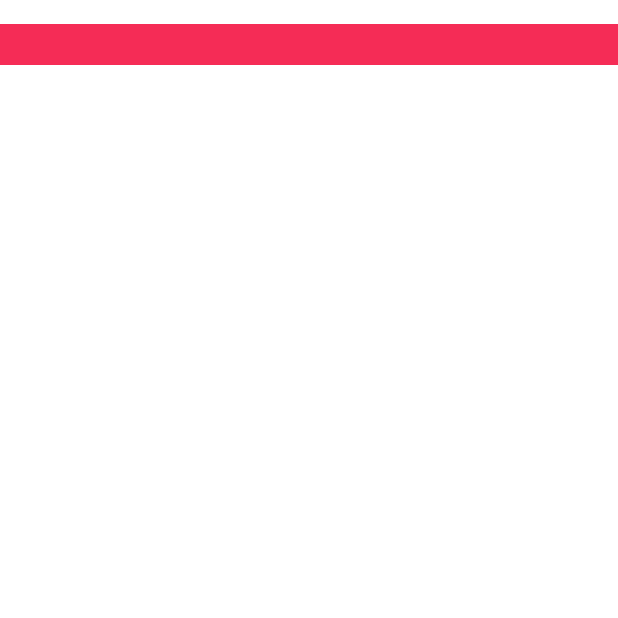
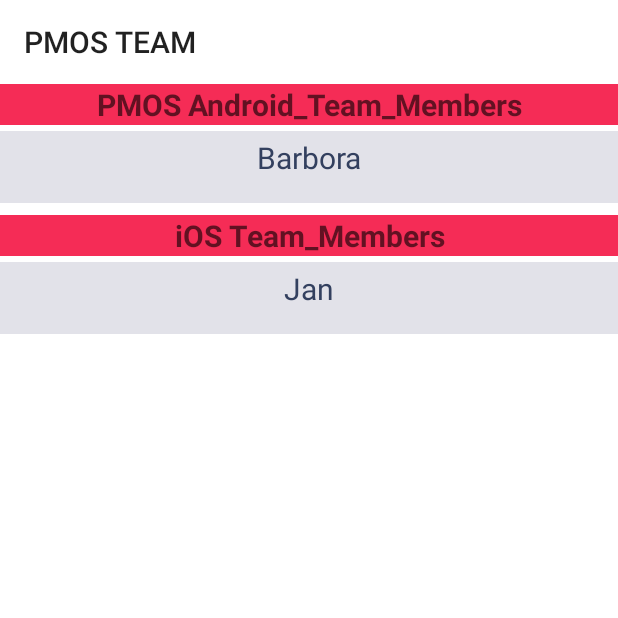
Before and after one commit to Luis-VB/fillMeApp, an Android app: the ThirdActivity screen opened directly, with no data from a screen before it, on a phone screen of 412 x 824 dp, the top half of it. Run offline under Robolectric (Android 15) with nearby library versions, the phone set to English and light mode, and no system bars.

Commit message:
Third Activity with RecyclerViws finished

```diff
--- a/app/src/main/AndroidManifest.xml
+++ b/app/src/main/AndroidManifest.xml
@@ -13,10 +13,10 @@
         tools:targetApi ="31">
         <activity
             android:name=".ThirdActivity"
-            android:exported="false" />
+            android:exported="true" />
         <activity
             android:name=".SecondActivity"
-            android:exported="false" />
+            android:exported="true" />
         <activity
             android:name=".MainActivity"
             android:exported="true">
--- a/app/src/main/java/com/example/fillmeapp/MainActivity.kt
+++ b/app/src/main/java/com/example/fillmeapp/MainActivity.kt
@@ -66,6 +66,7 @@ class MainActivity : AppCompatActivity() {
         binding.myButtonId4.setOnClickListener {
             val intent = Intent(this, ThirdActivity::class.java)
             intent.putExtra("data5","PMOS Android Team")
+            intent.putExtra("data6","PMOS iOS Team")
             startActivity(intent)
         }
     }
--- a/app/src/main/java/com/example/fillmeapp/ThirdActivity.kt
+++ b/app/src/main/java/com/example/fillmeapp/ThirdActivity.kt
@@ -1,10 +1,18 @@
 package com.example.fillmeapp
 
 import android.os.Bundle
+import android.view.LayoutInflater
+import android.view.View
+import android.view.ViewGroup
+import android.widget.AdapterView.OnItemClickListener
+import android.widget.HorizontalScrollView
+import android.widget.TextView
 import androidx.activity.enableEdgeToEdge
 import androidx.appcompat.app.AppCompatActivity
 import androidx.core.view.ViewCompat
 import androidx.core.view.WindowInsetsCompat
+import androidx.recyclerview.widget.LinearLayoutManager
+import androidx.recyclerview.widget.RecyclerView
 import com.example.fillmeapp.databinding.ActivitySecondBinding
 import com.example.fillmeapp.databinding.ActivityThirdBinding
 
@@ -12,17 +20,15 @@ import com.example.fillmeapp.databinding.ActivityThirdBinding
     2. Crear un RecyclerView con una lista de strings que contenga los nombres de los companeros de equipo
     3. Llegar a la 3a Activity desde la main con un boton que la lanze (Intent)
 * */
-class ThirdActivity: AppCompatActivity() {
+class ThirdActivity : AppCompatActivity() {
 
     lateinit var binding3: ActivityThirdBinding
     fun initViews() {
-
+        binding3.toolBar.title = "PMOS TEAM"
         binding3.txt31.text = intent.getStringExtra("data5")
+        binding3.txt32.text = intent.getStringExtra("data6")
     }
 
-//    fun printListOfTeamMembers(mutableList: MutableList<String>) {
-//        var androidTeamList = mutableListOf.suffle("Patricia")
-//    }
     override fun onCreate(savedInstanceState: Bundle?) {
         super.onCreate(savedInstanceState)
         binding3 = ActivityThirdBinding.inflate(layoutInflater)
@@ -34,5 +40,63 @@ class ThirdActivity: AppCompatActivity() {
             insets
         }
         initViews()
+        setRecyclerView1()
+        setRecyclerView2()
+
+    }
+
+    private fun setRecyclerView1() {
+        val recyclerView: RecyclerView = findViewById(R.id.recyclerView1)
+        val androidTeamList = mutableListOf(
+            "Patricia",
+            "Arina",
+            "Barbora",
+            "Attila",
+            "Lukas",
+            "Jiri",
+            "Tomas",
+            "Svyatoslav",
+            "Luis"
+        )
+        recyclerView.apply {
+            setHasFixedSize(true)
+            layoutManager = LinearLayoutManager(this@ThirdActivity)
+            adapter = ItemAdapter(androidTeamList.shuffled())
+        }
+    }
+
+    private fun setRecyclerView2() {
+        val recyclerView: RecyclerView = findViewById(R.id.recyclerView2)
+        val iOSTeamList = mutableListOf("Jan", "Helder", "Mohammed", "Myles", "Martin", "Jaime")
+        recyclerView.apply {
+            setHasFixedSize(true)
+            layoutManager = LinearLayoutManager(this@ThirdActivity)
+            adapter = ItemAdapter(iOSTeamList.shuffled())
+        }
+    }
+
+}
+
+class ItemAdapter(val dataSet: List<String>) : RecyclerView.Adapter<ItemAdapter.ItemViewHolder>() {
+    override fun onCreateViewHolder(parent: ViewGroup, viewType: Int): ItemViewHolder {
+        val view = LayoutInflater
+            .from(parent.context)
+            .inflate(R.layout.item_view, parent, false)
+        return ItemViewHolder(view)
+    }
+
+    override fun getItemCount(): Int {
+        return dataSet.size
+    }
+
+    override fun onBindViewHolder(holder: ItemViewHolder, position: Int) {
+        holder.bind(position)
+    }
+
+    inner class ItemViewHolder(view: View) : RecyclerView.ViewHolder(view) {
+        private val textValue: TextView = view.findViewById(R.id.txt_rv)
+        fun bind(position: Int) {
+            textValue.text = dataSet[position]
+        }
     }
 }
--- a/app/src/main/res/layout/activity_third.xml
+++ b/app/src/main/res/layout/activity_third.xml
@@ -7,20 +7,63 @@
     android:layout_height="match_parent"
     tools:context=".ThirdActivity">
 
+    <Toolbar
+        android:id="@+id/tool_bar"
+        android:layout_width="match_parent"
+        android:layout_height="wrap_content"
+        android:background="@color/white"
+        app:layout_constraintEnd_toEndOf="parent"
+        app:layout_constraintStart_toStartOf="parent"
+        app:layout_constraintTop_toTopOf="parent" />
+
     <TextView
         android:id="@+id/txt31"
         android:layout_width="match_parent"
         android:layout_height="wrap_content"
-        android:layout_marginTop="16dp"
-        android:text="@string/pmos_android_team_members"
+        android:background="@color/accent"
+        android:hint="PMOS Android_Team_Members"
+        android:textAlignment="center"
+        android:textAppearance="@color/primary"
         android:textColor="@color/primary"
         android:textSize="20sp"
         android:textStyle="bold"
+        app:layout_constraintEnd_toEndOf="parent"
+        app:layout_constraintHorizontal_bias="0.0"
+        app:layout_constraintStart_toStartOf="parent"
+        app:layout_constraintTop_toBottomOf="@+id/tool_bar" />
+
+    <androidx.recyclerview.widget.RecyclerView
+        android:id="@+id/recyclerView1"
+        android:layout_width="match_parent"
+        android:layout_height="48dp"
+        android:layout_marginTop="4dp"
+        android:background="@color/material_dynamic_neutral90"
+        app:layout_constraintTop_toBottomOf="@+id/txt31"
+        tools:layout_editor_absoluteX="16dp" />
+
+    <TextView
+        android:id="@+id/txt32"
+        android:layout_width="match_parent"
+        android:layout_height="wrap_content"
+        android:layout_marginTop="8dp"
+        android:background="@color/accent"
+        android:hint="iOS Team_Members"
         android:textAlignment="center"
         android:textAppearance="@color/primary"
-        android:background="@color/accent"
-        app:layout_constraintEnd_toEndOf="parent"
-        app:layout_constraintStart_toStartOf="parent"
-        app:layout_constraintTop_toTopOf="parent" />
+        android:textColor="@color/primary"
+        android:textSize="20sp"
+        android:textStyle="bold"
+        app:layout_constraintTop_toBottomOf="@+id/recyclerView1"
+        tools:layout_editor_absoluteX="0dp" />
+
+    <androidx.recyclerview.widget.RecyclerView
+        android:id="@+id/recyclerView2"
+        android:layout_width="match_parent"
+        android:layout_height="48dp"
+        android:layout_marginTop="4dp"
+        android:background="@color/material_dynamic_neutral90"
+        app:layout_constraintTop_toBottomOf="@+id/txt32"
+        tools:layout_editor_absoluteX="0dp" />
+
 
 </androidx.constraintlayout.widget.ConstraintLayout>
--- /dev/null
+++ b/app/src/main/res/layout/item_view.xml
@@ -0,0 +1,23 @@
+<?xml version="1.0" encoding="utf-8"?>
+<androidx.constraintlayout.widget.ConstraintLayout xmlns:android="http://schemas.android.com/apk/res/android"
+    xmlns:app="http://schemas.android.com/apk/res-auto"
+    xmlns:tools="http://schemas.android.com/tools"
+    android:layout_width="match_parent"
+    android:layout_height="match_parent"
+    android:layout_margin="4sp">
+
+    <TextView
+        android:id="@+id/txt_rv"
+        android:layout_width="match_parent"
+        android:layout_height="wrap_content"
+        android:text="@string/pmos_android_team_members"
+        android:textAlignment="center"
+        android:textAppearance="@color/primary"
+        android:textColor="@color/primary"
+        android:textSize="20sp"
+        app:layout_constraintBottom_toBottomOf="parent"
+        app:layout_constraintTop_toTopOf="parent"
+        app:layout_constraintVertical_bias="0.0"
+        tools:layout_editor_absoluteX="5dp" />
+
+</androidx.constraintlayout.widget.ConstraintLayout>
--- a/app/src/main/res/values/strings.xml
+++ b/app/src/main/res/values/strings.xml
@@ -19,6 +19,7 @@
     <string name="android_team">Android Team</string>
     <string name="pmos_android_team_members">PMOS Android_Team Members</string>
     <string name="team_members">Team Members</string>
+    <string name="ios_team_members">iOS Team Members</string>
     <string-array name="spinner_array">
         <item>Black</item>
         <item>Blue</item>
```
